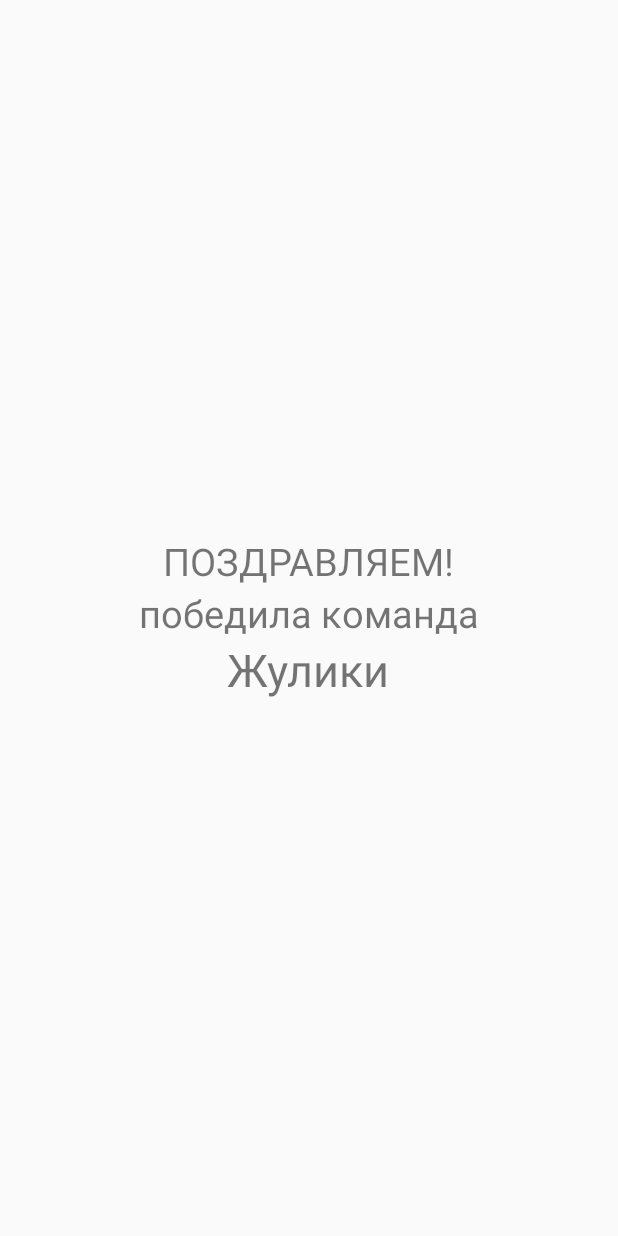
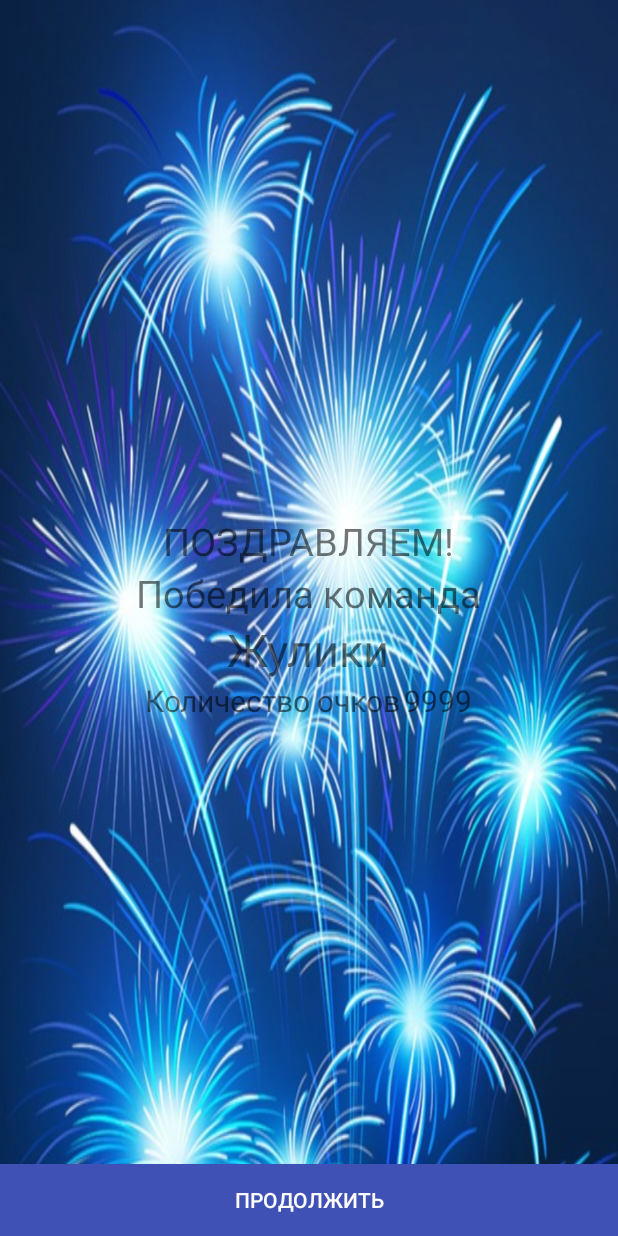
Before and after one commit to van8tka/AliasPro, an Android app: the layout activity_congratulation.xml on its own in the app's theme, with its tools: preview values and no code run, on a phone screen of 412 x 824 dp. Run offline under Robolectric (Android 15) with nearby library versions, the phone set to English and light mode, and no system bars.

Commit message:
add congratulation activity

```diff
--- a/app/src/main/AndroidManifest.xml
+++ b/app/src/main/AndroidManifest.xml
@@ -44,7 +44,10 @@
         <activity
             android:name=".PlayGameActivity"
             android:noHistory="true" />
-        <activity android:name=".CongratulationActivity" android:noHistory="true" android:label="@string/label_congratulate_activity"/>
+        <activity
+            android:name=".CongratulationActivity"
+            android:noHistory="true"
+            android:label="@string/label_congratulate_activity"/>
     </application>
 
 </manifest>
--- a/app/src/main/res/layout/activity_congratulation.xml
+++ b/app/src/main/res/layout/activity_congratulation.xml
@@ -1,20 +1,25 @@
 <?xml version="1.0" encoding="utf-8"?>
-<LinearLayout xmlns:android="http://schemas.android.com/apk/res/android"
+<RelativeLayout xmlns:android="http://schemas.android.com/apk/res/android"
+    android:background="@drawable/congrat"
+    android:layout_width="match_parent"
+    android:layout_height="match_parent">
+<LinearLayout
+    android:layout_width="match_parent"
+    android:layout_height="wrap_content"
+    android:gravity="center"
     android:orientation="vertical"
-    android:layout_width="match_parent"
-    android:layout_height="match_parent"
-    android:gravity="center"
+    android:layout_centerInParent="true"
     >
 <TextView
     android:layout_width="wrap_content"
     android:layout_height="wrap_content"
-    android:text="ПОЗДРАВЛЯЕМ!"
+    android:text="@string/strCongratulation"
     android:textSize="25sp"
     />
 <TextView
     android:layout_width="wrap_content"
     android:layout_height="wrap_content"
-        android:text="победила команда"
+    android:text="@string/strWinnerIsTeam"
     android:textSize="25sp"
     />
 <TextView
@@ -24,4 +29,35 @@
     android:textSize="30sp"
     android:id="@+id/tvWinerTeamName"
     />
+    <LinearLayout
+        android:orientation="horizontal"
+        android:layout_width="wrap_content"
+        android:layout_height="wrap_content">
+        <TextView
+            android:layout_width="wrap_content"
+            android:layout_height="wrap_content"
+            android:text="@string/strRoundPointsName"
+            android:textSize="20sp"
+            android:layout_marginRight="2dp"
+        />
+        <TextView
+            android:layout_width="wrap_content"
+            android:layout_height="wrap_content"
+            android:text="9999"
+            android:textSize="20sp"
+            android:id="@+id/tvWinerScore"
+            />
     </LinearLayout>
+
+</LinearLayout>
+    <Button
+        android:id="@+id/btnEndGame"
+        android:layout_width="match_parent"
+        android:layout_height="wrap_content"
+        android:background="@color/colorPrimary"
+        android:onClick="btnEndGame_Click"
+        android:text="@string/btnContinue"
+        android:textColor="@color/colorWhite"
+        android:layout_alignParentBottom="true"
+        />
+</RelativeLayout>
--- a/app/src/main/res/values/strings.xml
+++ b/app/src/main/res/values/strings.xml
@@ -42,7 +42,9 @@
     <string name="strTimeLabel">Время:</string>
     <string name="strCustDialogLastWordWinTeam">Последнее слово отгадала команда?</string>
     <string name="strCustomDialogTaskDescrHeader">Дополнительное задание:</string>
-    <string name="strRoundPointsName">Количество баллов</string>
+    <string name="strRoundPointsName">Количество очков</string>
+    <string name="strCongratulation">ПОЗДРАВЛЯЕМ!</string>
+    <string name="strWinnerIsTeam">Победила команда</string>
 
     <string name="label_rules_activity">Правила игры</string>
     <string name="label_settings_activity">Настройки игры</string>
```
Also changed, not shown: app/src/main/java/com/devprogram/aliaspro/BeginGameActivity.java (+40 -7 lines), app/src/main/java/com/devprogram/aliaspro/CongratulationActivity.java (+35 -0 lines), app/src/main/res/drawable/congrat.png (added), app/src/main/res/drawable/round_word_add64.png (added), app/src/main/res/drawable/round_word_delete64.png (added), 3 other files. Lines whose indentation alone changed are shown as unchanged.
